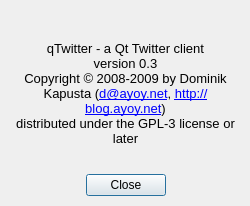
ayoy/qtwitter, file ui/about.ui: the form before one commit.
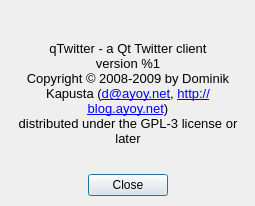
The form after the commit. Icons and pictures are not drawn.

Commit message: Added changelog file and localization for the about dialog.

The edit to the form file:
```diff
--- a/ui/about.ui
+++ b/ui/about.ui
@@ -6,7 +6,7 @@
    <rect>
     <x>0</x>
     <y>0</y>
-    <width>250</width>
+    <width>255</width>
     <height>206</height>
    </rect>
   </property>
@@ -18,13 +18,13 @@
   </property>
   <property name="minimumSize">
    <size>
-    <width>250</width>
+    <width>255</width>
     <height>206</height>
    </size>
   </property>
   <property name="maximumSize">
    <size>
-    <width>250</width>
+    <width>255</width>
     <height>206</height>
    </size>
   </property>
@@ -141,7 +141,7 @@
 p, li { white-space: pre-wrap; }
 &lt;/style&gt;&lt;/head&gt;&lt;body style=&quot; font-family:'Lucida Grande'; font-size:13pt; font-weight:400; font-style:normal;&quot;&gt;
 &lt;p align=&quot;center&quot; style=&quot; margin-top:0px; margin-bottom:0px; margin-left:0px; margin-right:0px; -qt-block-indent:0; text-indent:0px;&quot;&gt;&lt;span style=&quot; font-size:10pt;&quot;&gt;qTwitter - a Qt Twitter client&lt;/span&gt;&lt;/p&gt;
-&lt;p align=&quot;center&quot; style=&quot; margin-top:0px; margin-bottom:0px; margin-left:0px; margin-right:0px; -qt-block-indent:0; text-indent:0px;&quot;&gt;&lt;span style=&quot; font-size:10pt;&quot;&gt;version 0.3&lt;/span&gt;&lt;/p&gt;
+&lt;p align=&quot;center&quot; style=&quot; margin-top:0px; margin-bottom:0px; margin-left:0px; margin-right:0px; -qt-block-indent:0; text-indent:0px;&quot;&gt;&lt;span style=&quot; font-size:10pt;&quot;&gt;version %1&lt;/span&gt;&lt;/p&gt;
 &lt;p align=&quot;center&quot; style=&quot; margin-top:0px; margin-bottom:0px; margin-left:0px; margin-right:0px; -qt-block-indent:0; text-indent:0px;&quot;&gt;&lt;span style=&quot; font-size:10pt;&quot;&gt;Copyright © 2008-2009 by Dominik Kapusta (&lt;/span&gt;&lt;a href=&quot;mailto:d@ayoy.net&quot;&gt;&lt;span style=&quot; font-size:10pt; text-decoration: underline; color:#0000ff;&quot;&gt;d@ayoy.net&lt;/span&gt;&lt;/a&gt;&lt;span style=&quot; font-size:10pt;&quot;&gt;, &lt;/span&gt;&lt;a href=&quot;http://blog.ayoy.net&quot;&gt;&lt;span style=&quot; font-size:10pt; text-decoration: underline; color:#0000ff;&quot;&gt;http://blog.ayoy.net&lt;/span&gt;&lt;/a&gt;&lt;span style=&quot; font-size:10pt;&quot;&gt;)&lt;/span&gt;&lt;/p&gt;
 &lt;p align=&quot;center&quot; style=&quot; margin-top:0px; margin-bottom:0px; margin-left:0px; margin-right:0px; -qt-block-indent:0; text-indent:0px;&quot;&gt;&lt;span style=&quot; font-size:10pt;&quot;&gt;distributed under the GPL-3 license or later&lt;/span&gt;&lt;/p&gt;&lt;/body&gt;&lt;/html&gt;</string>
      </property>
```
Left out of the diff: 2 changed lines with no effect on the pictures. The commit also changes 12 other files.
